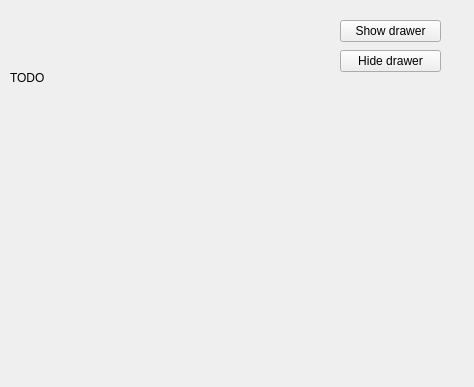
First picture: the form in examples/drawersettingsform.ui, repository sebcaux/qt-material-widgets, before the edit.
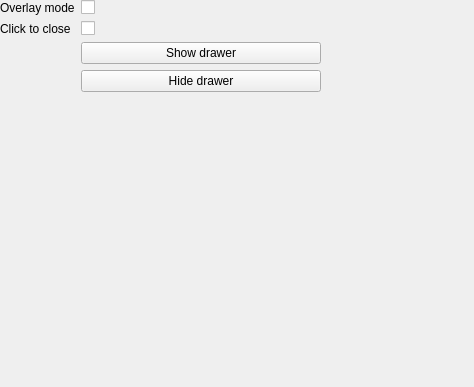
Second picture: the form after the edit.

Patch:
```diff
--- a/examples/drawersettingsform.ui
+++ b/examples/drawersettingsform.ui
@@ -13,45 +13,54 @@
   <property name="windowTitle">
    <string>Form</string>
   </property>
-  <widget class="QLabel" name="label">
+  <widget class="QWidget" name="formLayoutWidget">
    <property name="geometry">
     <rect>
-     <x>10</x>
-     <y>70</y>
-     <width>171</width>
-     <height>16</height>
+     <x>0</x>
+     <y>0</y>
+     <width>321</width>
+     <height>191</height>
     </rect>
    </property>
+   <layout class="QFormLayout" name="formLayout">
+    <item row="0" column="0">
+     <widget class="QLabel" name="overlayModeLabel">
    <property name="text">
-    <string>TODO</string>
-   </property>
-  </widget>
+       <string>Overlay mode</string>
+      </property>
+     </widget>
+    </item>
+    <item row="0" column="1">
+     <widget class="QCheckBox" name="overlayModeCheckBox"/>
+    </item>
+    <item row="1" column="0">
+     <widget class="QLabel" name="clickToCloseLabel">
+      <property name="text">
+       <string>Click to close</string>
+      </property>
+     </widget>
+    </item>
+    <item row="1" column="1">
+     <widget class="QCheckBox" name="clickToCloseCheckBox"/>
+    </item>
+    <item row="2" column="1">
   <widget class="QPushButton" name="showDrawerButton">
-   <property name="geometry">
-    <rect>
-     <x>340</x>
-     <y>20</y>
-     <width>101</width>
-     <height>22</height>
-    </rect>
-   </property>
    <property name="text">
     <string>Show drawer</string>
    </property>
   </widget>
+    </item>
+    <item row="3" column="1">
   <widget class="QPushButton" name="hideDrawerButton">
-   <property name="geometry">
-    <rect>
-     <x>340</x>
-     <y>50</y>
-     <width>101</width>
-     <height>22</height>
-    </rect>
-   </property>
    <property name="text">
     <string>Hide drawer</string>
    </property>
   </widget>
+    </item>
+   </layout>
+  </widget>
+  <zorder>formLayoutWidget</zorder>
+  <zorder>horizontalLayoutWidget</zorder>
  </widget>
  <resources/>
  <connections/>
```
Lines whose indentation alone changed are shown as unchanged.
